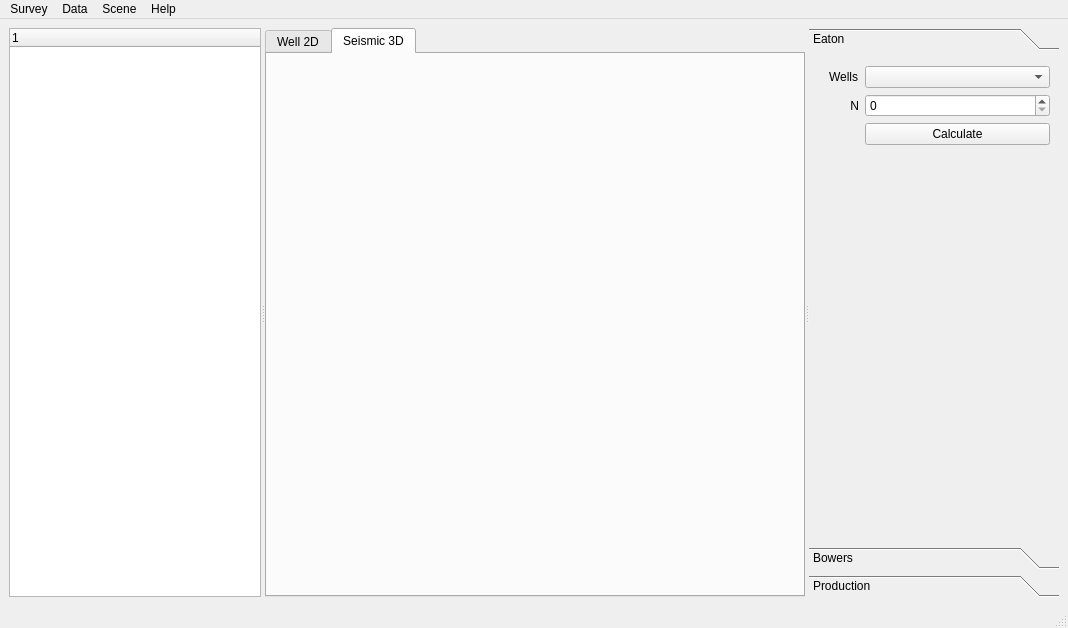
The window that pygeopressure_gui/ui/pygeopressure.ui (whimian/pyGeoPressure_gui) describes before a commit, drawn with Qt 5.
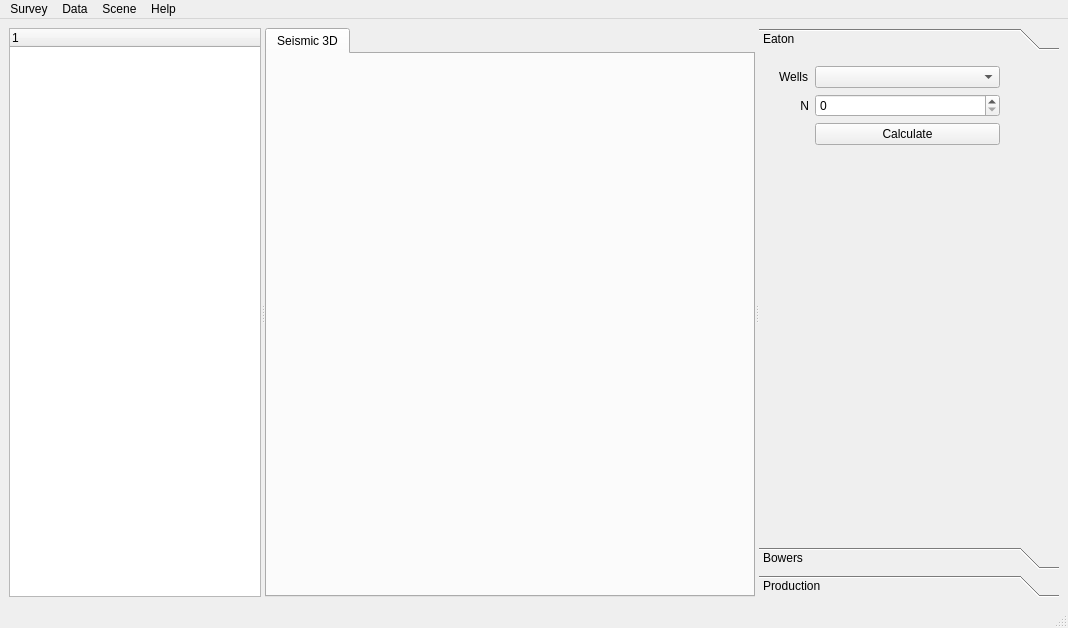
The same window after the commit. The open tabs and pages were chosen to show the change.

Patch:
```diff
--- a/pygeopressure_gui/ui/pygeopressure.ui
+++ b/pygeopressure_gui/ui/pygeopressure.ui
@@ -62,11 +62,6 @@
        <property name="currentIndex">
         <number>0</number>
        </property>
-       <widget class="QWidget" name="tab_well">
-        <attribute name="title">
-         <string>Well 2D</string>
-        </attribute>
-       </widget>
        <widget class="QWidget" name="tab_seis">
         <attribute name="title">
          <string>Seismic 3D</string>
@@ -97,8 +92,8 @@
          <rect>
           <x>0</x>
           <y>0</y>
-          <width>260</width>
-          <height>488</height>
+          <width>263</width>
+          <height>452</height>
          </rect>
         </property>
         <property name="accessibleName">
```
Left out of the diff: 30 changed lines with no effect on the pictures.
